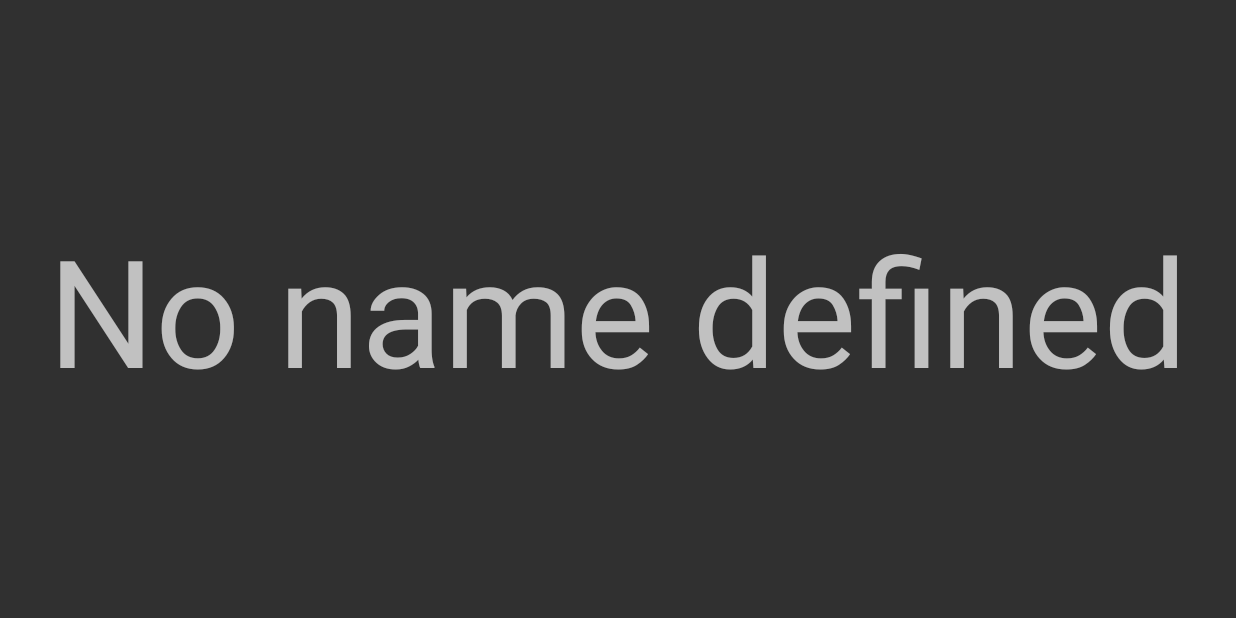
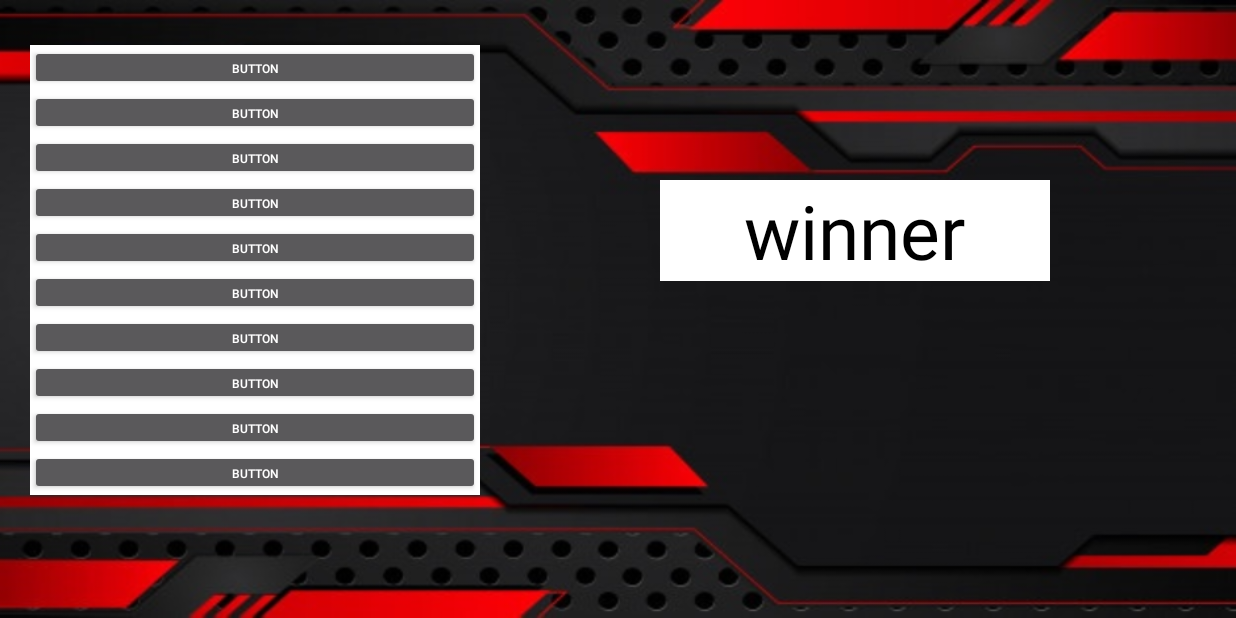
Before and after one commit to stavfinz/warGame2, an Android app: the screen it shows after launch (TopTen before the commit, scoreTable after it), after a tap on "TOP-TEN", on a phone screen of 824 x 412 dp (held sideways). Run offline under Robolectric (Android 15) with nearby library versions, the phone set to English and light mode, and no system bars; 2 statements that could not run were skipped.

Commit message:
fragments installed

```diff
--- a/app/src/main/AndroidManifest.xml
+++ b/app/src/main/AndroidManifest.xml
@@ -10,7 +10,7 @@
         android:supportsRtl="true"
         android:theme="@style/Theme.Design.NoActionBar">
         <activity
-            android:name=".TopTen"
+            android:name=".scoreTable"
             android:screenOrientation="landscape">
 
         </activity>
--- /dev/null
+++ b/app/src/main/java/com/example/job_wargame2/CallBack_Top.java
@@ -0,0 +1,5 @@
+package com.example.job_wargame2;
+
+public interface CallBack_Top {
+    void displayLocation(String name);
+}
--- a/app/src/main/java/com/example/job_wargame2/Entrance_window.java
+++ b/app/src/main/java/com/example/job_wargame2/Entrance_window.java
@@ -6,7 +6,6 @@ import android.content.Intent;
 import android.os.Bundle;
 import android.view.View;
 import android.widget.Button;
-import android.widget.TextView;
 
 public class Entrance_window extends AppCompatActivity {
 
@@ -28,7 +27,7 @@ public class Entrance_window extends AppCompatActivity {
         entrance_BTN_scoreTable.setOnClickListener(new View.OnClickListener() {
             @Override
             public void onClick(View v) {
-                Intent myIntent = new Intent(Entrance_window.this, TopTen.class);
+                Intent myIntent = new Intent(Entrance_window.this, scoreTable.class);
                 startActivity(myIntent);
                 finish();
             }
--- /dev/null
+++ b/app/src/main/java/com/example/job_wargame2/Fragment_List.java
@@ -0,0 +1,143 @@
+package com.example.job_wargame2;
+
+import android.os.Bundle;
+import android.util.Log;
+import android.view.LayoutInflater;
+import android.view.View;
+import android.view.ViewGroup;
+import android.widget.Button;
+
+import androidx.fragment.app.Fragment;
+
+public class Fragment_List extends Fragment {
+
+    private Button[] topTenButtons = new Button[10];
+    private TopTen topTenPlayers;
+
+    private CallBack_Top callBack_top;
+
+    public void setCallBack_top(CallBack_Top _callBack_top) {
+        this.callBack_top = _callBack_top;
+    }
+
+    private void findviews(View view) {
+        topTenButtons[0]=view.findViewById(R.id.main_topTen_1);
+        topTenButtons[1]=view.findViewById(R.id.main_topTen_2);
+        topTenButtons[2]=view.findViewById(R.id.main_topTen_3);
+        topTenButtons[3]=view.findViewById(R.id.main_topTen_4);
+        topTenButtons[4]=view.findViewById(R.id.main_topTen_5);
+        topTenButtons[5]=view.findViewById(R.id.main_topTen_6);
+        topTenButtons[6]=view.findViewById(R.id.main_topTen_7);
+        topTenButtons[7]=view.findViewById(R.id.main_topTen_8);
+        topTenButtons[8]=view.findViewById(R.id.main_topTen_9);
+        topTenButtons[9]=view.findViewById(R.id.main_topTen_10);
+    }
+
+    @Override
+    public View onCreateView(LayoutInflater inflater,  ViewGroup container, Bundle savedInstanceState) {
+        View view= inflater.inflate(R.layout.fragment_list,container,false);
+        findviews(view);
+        initViews(view);
+        return view;
+    }
+
+    private void initViews(View v) {
+        topTenButtons[0].setOnClickListener(new View.OnClickListener() {
+            @Override
+            public void onClick(View v) {
+                if (callBack_top != null) {
+                    callBack_top.displayLocation(topTenPlayers.getTopPlayers().get(0).getName());
+                }
+            }
+        });
+        topTenButtons[1].setOnClickListener(new View.OnClickListener() {
+            @Override
+            public void onClick(View v) {
+                if (callBack_top != null) {
+                    callBack_top.displayLocation(topTenPlayers.getTopPlayers().get(1).getName());
+                }
+            }
+        });
+        topTenButtons[2].setOnClickListener(new View.OnClickListener() {
+            @Override
+            public void onClick(View v) {
+                if (callBack_top != null) {
+                    callBack_top.displayLocation(topTenPlayers.getTopPlayers().get(2).getName());
+                }
+            }
+        });
+        topTenButtons[3].setOnClickListener(new View.OnClickListener() {
+            @Override
+            public void onClick(View v) {
+                if (callBack_top != null) {
+                    callBack_top.displayLocation(topTenPlayers.getTopPlayers().get(3).getName());
+                }
+            }
+        });
+        topTenButtons[4].setOnClickListener(new View.OnClickListener() {
+            @Override
+            public void onClick(View v) {
+                if (callBack_top != null) {
+                    callBack_top.displayLocation(topTenPlayers.getTopPlayers().get(4).getName());
+                }
+            }
+        });
+        topTenButtons[5].setOnClickListener(new View.OnClickListener() {
+            @Override
+            public void onClick(View v) {
+                if (callBack_top != null) {
+                    callBack_top.displayLocation(topTenPlayers.getTopPlayers().get(5).getName());
+                }
+            }
+        });
+        topTenButtons[6].setOnClickListener(new View.OnClickListener() {
+            @Override
+            public void onClick(View v) {
+                if (callBack_top != null) {
+                    callBack_top.displayLocation(topTenPlayers.getTopPlayers().get(6).getName());
+                }
+            }
+        });
+        topTenButtons[7].setOnClickListener(new View.OnClickListener() {
+            @Override
+            public void onClick(View v) {
+                if (callBack_top != null) {
+                    callBack_top.displayLocation(topTenPlayers.getTopPlayers().get(7).getName());
+                }
+            }
+        });
+        topTenButtons[8].setOnClickListener(new View.OnClickListener() {
+            @Override
+            public void onClick(View v) {
+                if (callBack_top != null) {
+                    callBack_top.displayLocation(topTenPlayers.getTopPlayers().get(8).getName());
+                }
+            }
+        });
+        topTenButtons[9].setOnClickListener(new View.OnClickListener() {
+            @Override
+            public void onClick(View v) {
+                if (callBack_top != null) {
+                    callBack_top.displayLocation(topTenPlayers.getTopPlayers().get(9).getName());
+                }
+            }
+        });
+    }
+
+    public void setNamesToButtons() {
+          topTenButtons[0].setText(topTenPlayers.getTopPlayers().get(0).toString());
+          topTenButtons[1].setText(topTenPlayers.getTopPlayers().get(1).toString());
+        topTenButtons[2].setText(topTenPlayers.getTopPlayers().get(2).toString());
+        topTenButtons[3].setText(topTenPlayers.getTopPlayers().get(3).toString());
+        topTenButtons[4].setText(topTenPlayers.getTopPlayers().get(4).toString());
+        topTenButtons[5].setText(topTenPlayers.getTopPlayers().get(5).toString());
+        topTenButtons[6].setText(topTenPlayers.getTopPlayers().get(6).toString());
+        topTenButtons[7].setText(topTenPlayers.getTopPlayers().get(7).toString());
+        topTenButtons[8].setText(topTenPlayers.getTopPlayers().get(8).toString());
+        topTenButtons[9].setText(topTenPlayers.getTopPlayers().get(9).toString());
+    }
+
+    public void setTopTenPlayers(TopTen topTen){
+        topTenPlayers = topTen;
+    }
+}
--- /dev/null
+++ b/app/src/main/java/com/example/job_wargame2/Fragment_Map.java
@@ -0,0 +1,34 @@
+package com.example.job_wargame2;
+
+import android.os.Bundle;
+import android.view.LayoutInflater;
+import android.view.View;
+import android.view.ViewGroup;
+import android.widget.TextView;
+
+import androidx.fragment.app.Fragment;
+
+public class Fragment_Map extends Fragment {
+    private TextView map_LBL_name;
+
+    @Override
+    public View onCreateView(LayoutInflater inflater, ViewGroup container, Bundle savedInstanceState) {
+        View view= inflater.inflate(R.layout.fragment_map,container,false);
+        findviews(view);
+        initViews();
+        return view;
+    }
+
+    private void findviews(View view) {
+        map_LBL_name= view.findViewById(R.id.map_LBL_name);
+    }
+
+    private void initViews() {
+
+
+    }
+    public void showLocation(String name){
+        map_LBL_name.setText(name);
+    }
+
+}
--- a/app/src/main/java/com/example/job_wargame2/TopTen.java
+++ b/app/src/main/java/com/example/job_wargame2/TopTen.java
@@ -1,33 +1,75 @@
 package com.example.job_wargame2;
 
-import androidx.appcompat.app.AppCompatActivity;
+import android.util.Log;
 
-import android.content.SharedPreferences;
-import android.os.Bundle;
-import android.util.Log;
-import android.widget.TextView;
+import java.util.ArrayList;
+import java.util.Arrays;
+import java.util.Comparator;
 
-import static com.example.job_wargame2.Constants.SP_FILE;
 
-public class TopTen extends AppCompatActivity {
 
-    private TextView topTen_LBL_winner;
-    @Override
-    protected void onCreate(Bundle savedInstanceState) {
-        super.onCreate(savedInstanceState);
-        setContentView(R.layout.activity_top_ten);
-        findViews();
-        initViews();
+public class TopTen {
+
+    private ArrayList<Player> topPlayers;
+    public static final int SIZE = 10;
+
+    public TopTen(){
+        this.topPlayers = new ArrayList<Player>();
     }
 
-    private void initViews() {
-        SharedPreferences prefs = getSharedPreferences(SP_FILE, MODE_PRIVATE);
-        String winner = prefs.getString("whoWon","No name defined");
-        Log.d("pttt","winner=" +winner);
-        topTen_LBL_winner.setText(winner);
+    public TopTen (ArrayList<Player> topPlayers){
+        this.topPlayers = topPlayers;
     }
 
-    private void findViews() {
-        topTen_LBL_winner = findViewById(R.id.topTen_LBL_winner);
+    public ArrayList<Player> getTopPlayers() {
+        return topPlayers;
+    }
+
+    public void setTopPlayers(ArrayList<Player> topPlayers) {
+        this.topPlayers = topPlayers;
+    }
+
+    /**
+     * Return TRUE if player added successfully to TOP TEN, else return FALSE.
+     * Player's score must be greater or equal then the minimum score of top ten players.
+     * @param player
+     * @return
+     */
+    public boolean addPlayer(Player player){
+        if(this.topPlayers.isEmpty()){
+            Log.d("ptttHelp","list is empty\n\n");
+            this.topPlayers.add(player);
+            return true;
+        }
+        if(playerMayEnterTopTen(player)){
+            Log.d("ptttHelp","player may enter\n\n");
+            if(this.topPlayers.size() == SIZE)
+                this.topPlayers.remove(0);
+            this.topPlayers.add(player);
+            this.topPlayers.sort(new Comparator<Player>() {
+                @Override
+                public int compare(Player o1, Player o2) {
+                    return o1.getScore()-o2.getScore();
+                }
+            });
+
+            return true;
+        }
+        return false;
+    }
+
+    private boolean playerMayEnterTopTen(Player player) {
+        if(this.topPlayers.size()!= SIZE)
+            return true;
+        else if(player.getScore()>=this.topPlayers.get(0).getScore())
+            return true;
+        return false;
+    }
+
+    @Override
+    public String toString() {
+        return "TopTen{" +
+                "topPlayers=" + topPlayers +
+                '}';
     }
 }
--- /dev/null
+++ b/app/src/main/java/com/example/job_wargame2/scoreTable.java
@@ -0,0 +1,58 @@
+package com.example.job_wargame2;
+
+import androidx.appcompat.app.AppCompatActivity;
+
+import android.content.SharedPreferences;
+import android.os.Bundle;
+import android.util.Log;
+
+import com.google.gson.Gson;
+
+import static com.example.job_wargame2.Constants.SP_FILE;
+
+public class scoreTable extends AppCompatActivity {
+
+
+    private Fragment_List fragment_list;
+    private Fragment_Map fragment_map;
+
+    @Override
+    protected void onCreate(Bundle savedInstanceState) {
+        super.onCreate(savedInstanceState);
+        setContentView(R.layout.activity_score_table);
+
+        fragment_list = new Fragment_List();
+        fragment_list.setCallBack_top(callBack_top);
+
+        getSupportFragmentManager().beginTransaction().add(R.id.scoreTable_LAY_topTen,fragment_list).commit();
+
+        fragment_map = new Fragment_Map();
+        getSupportFragmentManager().beginTransaction().add(R.id.scoreTable_LAY_location,fragment_map).commit();
+        findViews();
+        initViews();
+    }
+
+    private void initViews() {
+        SharedPreferences prefs = getSharedPreferences(SP_FILE, MODE_PRIVATE);
+        String winner = prefs.getString("whoWon","No name defined");
+        String top = prefs.getString("TopTen","empty");
+        TopTen topTen ;
+        Gson gson = new Gson();
+        topTen = gson.fromJson(top,TopTen.class);
+        Log.d("pttt",topTen.toString());
+        fragment_list.setTopTenPlayers(topTen);
+        //fragment_list.setNamesToButtons();
+
+    }
+
+    private void findViews() {
+
+    }
+
+    private CallBack_Top callBack_top = new CallBack_Top() {
+        @Override
+        public void displayLocation(String name) {
+            fragment_map.showLocation(name);
+        }
+    };
+}
--- /dev/null
+++ b/app/src/main/res/layout/activity_score_table.xml
@@ -0,0 +1,31 @@
+<?xml version="1.0" encoding="utf-8"?>
+<LinearLayout
+    xmlns:android="http://schemas.android.com/apk/res/android"
+    xmlns:app="http://schemas.android.com/apk/res-auto"
+    xmlns:tools="http://schemas.android.com/tools"
+    android:layout_width="match_parent"
+    android:layout_height="match_parent"
+    android:background="@drawable/score_table">
+    <FrameLayout
+        android:id="@+id/scoreTable_LAY_topTen"
+        android:layout_width="300dp"
+        android:layout_height="wrap_content"
+        android:layout_marginTop="30dp"
+        android:layout_marginLeft="20dp"
+        android:background="@color/white"
+        >
+
+    </FrameLayout>
+    <FrameLayout
+        android:id="@+id/scoreTable_LAY_location"
+        android:layout_width="260dp"
+        android:layout_height="wrap_content"
+        android:layout_marginTop="120dp"
+        android:layout_marginLeft="120dp"
+        android:background="@color/white"
+        >
+
+    </FrameLayout>
+
+
+</LinearLayout>
--- /dev/null
+++ b/app/src/main/res/layout/fragment_list.xml
@@ -0,0 +1,86 @@
+<?xml version="1.0" encoding="utf-8"?>
+<RelativeLayout
+    xmlns:android="http://schemas.android.com/apk/res/android"
+    xmlns:app="http://schemas.android.com/apk/res-auto"
+    xmlns:tools="http://schemas.android.com/tools"
+    android:layout_width="match_parent"
+    android:layout_height="match_parent"
+    android:layout_gravity="center"
+    >
+
+    <LinearLayout
+        android:layout_width="match_parent"
+        android:layout_height="wrap_content"
+        android:orientation="vertical"
+        >
+
+        <Button
+            android:id="@+id/main_topTen_1"
+            android:layout_width="match_parent"
+            android:layout_height="30dp"
+            android:text="Button"
+            android:textSize="8dp"/>
+
+        <Button
+            android:id="@+id/main_topTen_2"
+            android:layout_width="match_parent"
+            android:layout_height="30dp"
+            android:text="Button"
+            android:textSize="8dp"/>
+
+        <Button
+            android:id="@+id/main_topTen_3"
+            android:layout_width="match_parent"
+            android:layout_height="30dp"
+            android:text="Button"
+            android:textSize="8dp"/>
+
+        <Button
+            android:id="@+id/main_topTen_4"
+            android:layout_width="match_parent"
+            android:layout_height="30dp"
+            android:text="Button"
+            android:textSize="8dp"/>
+
+        <Button
+            android:id="@+id/main_topTen_5"
+            android:layout_width="match_parent"
+            android:layout_height="30dp"
+            android:text="Button"
+            android:textSize="8dp"/>
+
+        <Button
+            android:id="@+id/main_topTen_6"
+            android:layout_width="match_parent"
+            android:layout_height="30dp"
+            android:text="Button"
+            android:textSize="8dp"/>
+
+        <Button
+            android:id="@+id/main_topTen_7"
+            android:layout_width="match_parent"
+            android:layout_height="30dp"
+            android:text="Button"
+            android:textSize="8dp"/>
+
+        <Button
+            android:id="@+id/main_topTen_8"
+            android:layout_width="match_parent"
+            android:layout_height="30dp"
+            android:text="Button"
+            android:textSize="8dp"/>
+
+        <Button
+            android:id="@+id/main_topTen_9"
+            android:layout_width="match_parent"
+            android:layout_height="30dp"
+            android:text="Button"
+            android:textSize="8dp"/>
+        <Button
+            android:id="@+id/main_topTen_10"
+            android:layout_width="match_parent"
+            android:layout_height="30dp"
+            android:text="Button"
+            android:textSize="8dp"/>
+    </LinearLayout>
+</RelativeLayout>
--- a/app/src/main/res/layout/activity_top_ten.xml
+++ b/app/src/main/res/layout/fragment_map.xml
@@ -5,17 +5,16 @@
     xmlns:tools="http://schemas.android.com/tools"
     android:layout_width="match_parent"
     android:layout_height="match_parent"
-    tools:context=".TopTen">
+    android:layout_gravity="center">
 
     <TextView
-        android:id="@+id/topTen_LBL_winner"
+        android:id="@+id/map_LBL_name"
         android:layout_width="wrap_content"
         android:layout_height="wrap_content"
         android:layout_centerInParent="true"
-        android:textSize="100dp"
-        android:text="winner">
+        android:textSize="50dp"
+        android:text="winner"
+        android:textColor="@color/black">
 
     </TextView>
-
-
 </RelativeLayout>
```
Also changed, not shown: app/src/main/java/com/example/job_wargame2/MainActivity.java (+47 -12 lines), app/src/main/java/com/example/job_wargame2/Player.java (+27 -0 lines), app/src/main/res/drawable/score_table.jpg (added).
